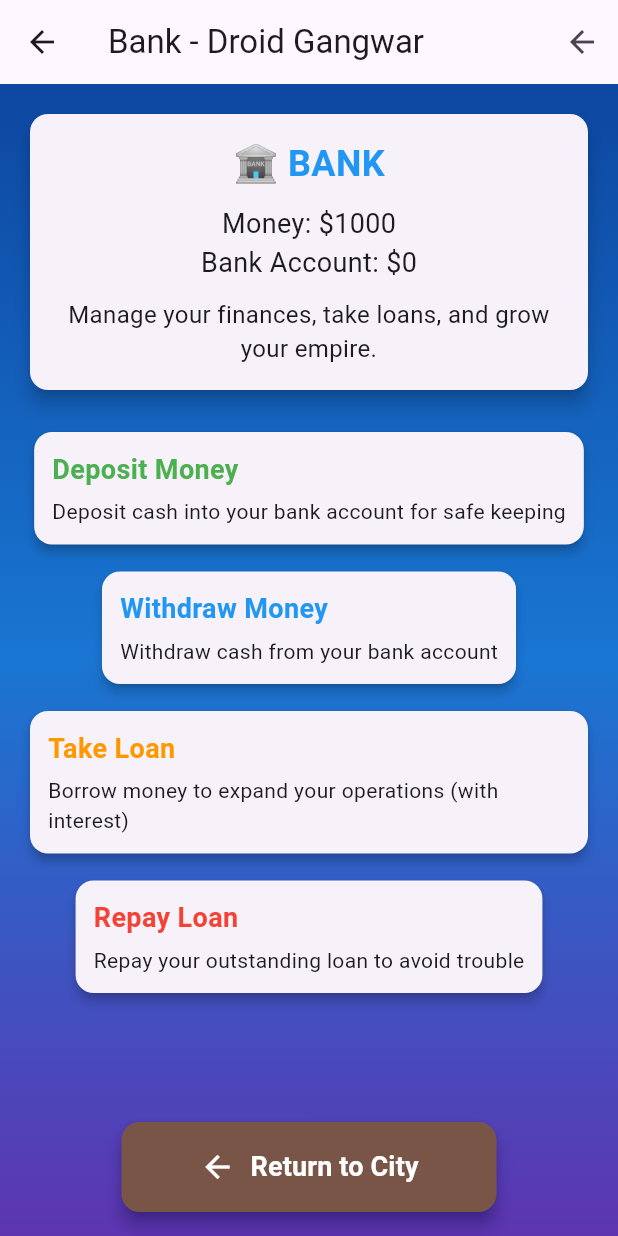
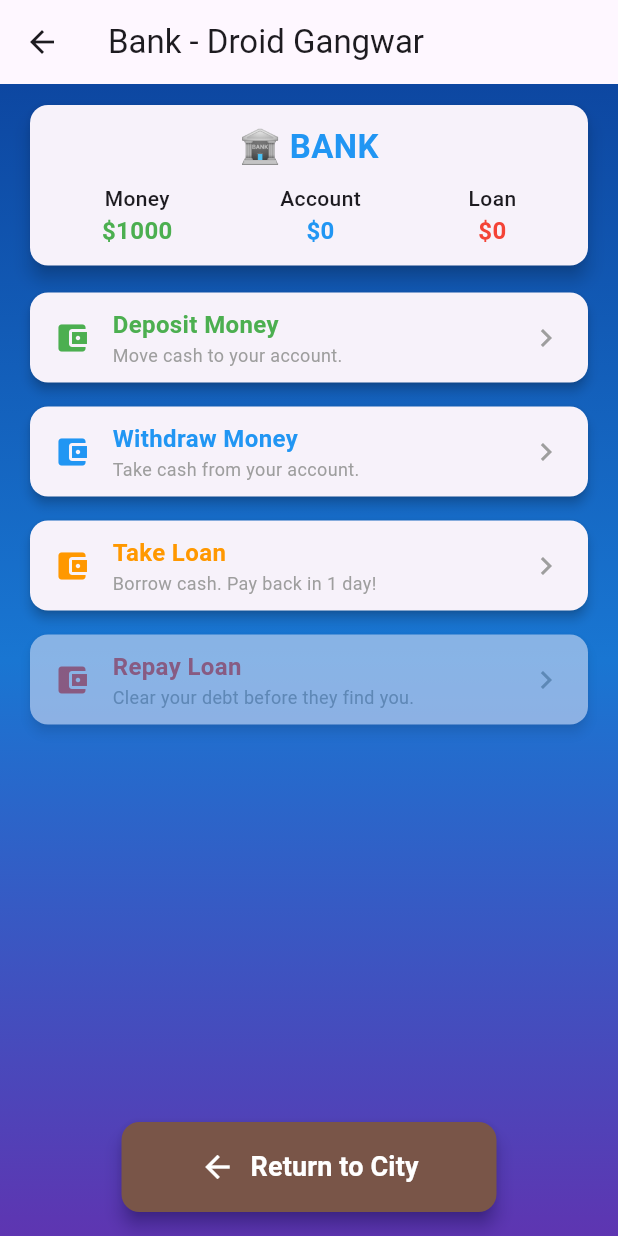
Before and after one commit to timotheuzi/flutter-gangwars, a Flutter app: the BankScreen screen opened directly, on a phone screen of 412 x 824 dp. Run offline on Flutter 3.47's test engine with Material 3 defaults, Android fonts, the phone set to English and light mode, and no system bars; our stand-ins replace shared_preferences; accounts and stored records are empty; Roboto replaces fonts that are missing (GameFont).

Commit message:
feat: overhaul combat mechanics and loan shark system
- **Combat System**: Implemented realistic weapon distribution where each gang member uses an available weapon from the inventory. Added multi-shot "automatic" fire logic for firearms and high-tier weapons like the `machine_gun` and `golden_gun`.
- **Loan Shark Mechanic**: Revised the debt system to include a 2-day grace period, after which players are hunted by "Loan Shark Enforcers." Increased encounter probability and scaled enforcer damage based on debt size.
- **Visuals & UI**:
    - Enhanced `FightAnimation` with a new particle system featuring gravity-affected blood and "gut" splatters.
    - Redesigned `BankScreen` for better readability with a stat summary and refined action cards.
    - Updated `MudFightScreen` to automatically scroll to the top during combat rounds.
- **Game Logic**: Added `loanDayTaken` to `GameState` for precise debt tracking. Refined ammo damage multipliers to only apply to firearms.
- **Bug Fixes**: Fixed a bug where NPCs could still be damaged after reaching 0 HP and corrected the member health threshold display in the UI.

```diff
--- a/lib/models/game_state.dart
+++ b/lib/models/game_state.dart
@@ -7,6 +7,7 @@ class GameState with ChangeNotifier {
   int money = 1000;
   int account = 0; // Bank account
   int loan = 0;
+  int loanDayTaken = 0;
   int members = 1; // Gang members
   int reputation = 0; // Gang reputation
   int squidies = 20; // Enemy gang members
@@ -61,6 +62,7 @@ class GameState with ChangeNotifier {
     this.money = 1000,
     this.account = 0,
     this.loan = 0,
+    this.loanDayTaken = 0,
     this.members = 1,
     this.reputation = 0,
     this.squidies = 20,
@@ -219,6 +221,7 @@ class GameState with ChangeNotifier {
         'money': money,
         'account': account,
         'loan': loan,
+        'loanDayTaken': loanDayTaken,
         'members': members,
         'reputation': reputation,
         'squidies': squidies,
@@ -257,6 +260,7 @@ class GameState with ChangeNotifier {
       money: json['money'] ?? 1000,
       account: json['account'] ?? 0,
       loan: json['loan'] ?? 0,
+      loanDayTaken: json['loanDayTaken'] ?? 0,
       members: json['members'] ?? 1,
       reputation: json['reputation'] ?? 0,
       squidies: json['squidies'] ?? 20,
--- a/lib/providers/game_provider.dart
+++ b/lib/providers/game_provider.dart
@@ -350,6 +350,7 @@ class GameProvider with ChangeNotifier {
       'Police Officers' => 10.0,
       'Squidie Hit Squad' => 25.0,
       'Squidie Army' => 50.0,
+      'Loan Shark Enforcer' => 200.0,
       _ => 15.0,
     };
   }
@@ -474,13 +475,19 @@ class GameProvider with ChangeNotifier {
     if (_gameState.steps >= _gameState.maxSteps) {
       _gameState.advanceDay();
       _gameMessage = 'A new day begins! Day ${_gameState.day}';
+
+      // Check for loan sharks at the start of a new day - now 2 days grace
+      if (_gameState.loan > 0 && (_gameState.day - _gameState.loanDayTaken) >= 2) {
+        _gameState.flags.hasAttractedLoanShark = true;
+      }
+
       return null;
     }
 
     // Check for loan shark encounter
     if (_gameState.loan > 0 &&
         _gameState.flags.hasAttractedLoanShark &&
-        Random().nextDouble() < 0.1) {
+        Random().nextDouble() < 0.2) { // Increased chance
       final msg = _handleLoanSharkEncounter();
       _gameMessage = msg;
       return null; // Combat started or debt paid
@@ -531,11 +538,10 @@ class GameProvider with ChangeNotifier {
     final repaymentAmount = (_gameState.loan * 1.5).toInt();
 
     if (_gameState.money >= repaymentAmount) {
-      _gameState.money -= repaymentAmount;
-      _gameState.loan = 0;
-      _gameState.flags.hasAttractedLoanShark = false;
-      saveGameState();
-      return 'You paid the loan shark enforcer. Debt cleared!';
+      // Automatic repayment if money is available? Or force combat?
+      // Requirement says "hunted down", so let's trigger combat.
+      startMudFight(200, 1, 'Loan Shark Enforcer', 'loan_shark_boss_fight');
+      return 'A Loan Shark Enforcer corners you! "You owe us \$${repaymentAmount}, punk!"';
     } else {
       // Start combat with loan shark enforcer
       startMudFight(200, 1, 'Loan Shark Enforcer', 'loan_shark_boss_fight');
@@ -555,14 +561,6 @@ class GameProvider with ChangeNotifier {
       switch (key) {
         case 'damage':
           if (option == 'Fight' || option == 'Challenge') {
-             // For fighting, we might want to start combat instead of just applying damage
-             // But for now, let's follow the data structure which seems to apply direct damage/rewards
-             // OR trigger combat if it's a "Fight" option specifically?
-             // Let's check RandomEventData. It returns "Fight" with "damage": 10.
-             // Maybe "damage" means player takes damage? Or deals damage?
-             // Assuming player takes damage in a quick scuffle or this is "Fight" result.
-
-             // However, to make it "proper combat", we should call startMudFight.
              if (option == 'Fight' || option == 'Challenge') {
                 final enemyName = event.title.replaceFirst('NPC Encounter: ', '');
                 startMudFight(100, 1, enemyName, event.id);
--- a/lib/screens/bank_screen.dart
+++ b/lib/screens/bank_screen.dart
@@ -14,12 +14,10 @@ class BankScreen extends StatelessWidget {
     return Scaffold(
       appBar: AppBar(
         title: const Text('Bank - Droid Gangwar'),
-        actions: [
-          IconButton(
+        leading: IconButton(
           icon: const Icon(Icons.arrow_back),
           onPressed: () => gameProvider.navigateToScreen('city'),
         ),
-        ],
       ),
       body: Container(
         decoration: BoxDecoration(
@@ -34,86 +32,94 @@ class BankScreen extends StatelessWidget {
           ),
         ),
         child: Padding(
-          padding: const EdgeInsets.all(16.0),
+          padding: const EdgeInsets.symmetric(horizontal: 16.0),
           child: Column(
             children: [
+              const SizedBox(height: 10),
               Card(
                 elevation: 5,
                 child: Padding(
-                  padding: const EdgeInsets.all(16.0),
+                  padding: const EdgeInsets.all(12.0),
                   child: Column(
                     children: [
                       const Text(
                         '🏦 BANK',
                         style: TextStyle(
-                          fontSize: 24,
+                          fontSize: 22,
                           fontWeight: FontWeight.bold,
                           color: Colors.blue,
                         ),
                       ),
-                      const SizedBox(height: 10),
+                      const SizedBox(height: 8),
+                      Row(
+                        mainAxisAlignment: MainAxisAlignment.spaceAround,
+                        children: [
+                          _buildStatItem('Money', '\$${gameState.money}', Colors.green),
+                          _buildStatItem('Account', '\$${gameState.account}', Colors.blue),
+                          _buildStatItem('Loan', '\$${gameState.loan}', Colors.red),
+                        ],
+                      ),
+                      if (gameState.loan > 0) ...[
+                        const SizedBox(height: 5),
                         Text(
-                        'Money: \$${gameState.money}',
-                        style: const TextStyle(fontSize: 18),
+                          'Loan Status: ${gameState.flags.hasAttractedLoanShark ? "HUNTED BY LOAN SHARKS" : "Due soon"}',
+                          style: TextStyle(
+                            color: gameState.flags.hasAttractedLoanShark ? Colors.red : Colors.orange,
+                            fontWeight: FontWeight.bold,
+                            fontSize: 12,
                           ),
-                      Text(
-                        'Bank Account: \$${gameState.account}',
-                        style: const TextStyle(fontSize: 18),
                         ),
-                      const SizedBox(height: 10),
-                      const Text(
-                        'Manage your finances, take loans, and grow your empire.',
-                        style: TextStyle(fontSize: 16),
-                        textAlign: TextAlign.center,
-                      ),
+                      ],
                     ],
                   ),
                 ),
               ),
-              const SizedBox(height: 20),
+              const SizedBox(height: 10),
               Expanded(
-                child: Column(
+                child: ListView(
                   children: [
                     _buildBankActionCard(
                       context,
                       'Deposit Money',
-                      'Deposit cash into your bank account for safe keeping',
+                      'Move cash to your account.',
                       Colors.green,
                       () => _showDepositDialog(context),
                     ),
-                    const SizedBox(height: 10),
+                    const SizedBox(height: 8),
                     _buildBankActionCard(
                       context,
                       'Withdraw Money',
-                      'Withdraw cash from your bank account',
+                      'Take cash from your account.',
                       Colors.blue,
                       () => _showWithdrawDialog(context),
                     ),
-                    const SizedBox(height: 10),
+                    const SizedBox(height: 8),
                     _buildBankActionCard(
                       context,
                       'Take Loan',
-                      'Borrow money to expand your operations (with interest)',
+                      'Borrow cash. Pay back in 1 day!',
                       Colors.orange,
                       () => _showLoanDialog(context),
                     ),
-                    const SizedBox(height: 10),
+                    const SizedBox(height: 8),
                     _buildBankActionCard(
                       context,
                       'Repay Loan',
-                      'Repay your outstanding loan to avoid trouble',
+                      'Clear your debt before they find you.',
                       Colors.red,
                       gameState.loan > 0 ? () => _showRepayDialog(context) : null,
                     ),
                   ],
                 ),
               ),
-              const SizedBox(height: 10),
-              GameButton(
+              Padding(
+                padding: const EdgeInsets.only(bottom: 16.0),
+                child: GameButton(
                   text: 'Return to City',
                   onPressed: () => gameProvider.navigateToScreen('city'),
                   icon: Icons.arrow_back,
                   backgroundColor: Colors.brown,
+                ),
               ),
             ],
           ),
@@ -122,30 +128,50 @@ class BankScreen extends StatelessWidget {
     );
   }
 
+  Widget _buildStatItem(String label, String value, Color color) {
+    return Column(
+      children: [
+        Text(label, style: const TextStyle(fontSize: 14, fontWeight: FontWeight.w500)),
+        Text(value, style: TextStyle(fontSize: 16, fontWeight: FontWeight.bold, color: color)),
+      ],
+    );
+  }
+
   Widget _buildBankActionCard(BuildContext context, String title, String description, Color color, VoidCallback? onPressed) {
-    return Card(
+    return Opacity(
+      opacity: onPressed == null ? 0.5 : 1.0,
+      child: Card(
         elevation: 3,
         child: InkWell(
           onTap: onPressed,
           child: Padding(
-          padding: const EdgeInsets.all(12.0),
+            padding: const EdgeInsets.symmetric(horizontal: 16.0, vertical: 10.0),
+            child: Row(
+              children: [
+                Icon(Icons.account_balance_wallet, color: color),
+                const SizedBox(width: 15),
+                Expanded(
                   child: Column(
                     crossAxisAlignment: CrossAxisAlignment.start,
                     children: [
                       Text(
                         title,
                         style: TextStyle(
-                  fontSize: 18,
+                          fontSize: 16,
                           fontWeight: FontWeight.bold,
                           color: color,
                         ),
                       ),
-              const SizedBox(height: 5),
                       Text(
                         description,
-                style: const TextStyle(fontSize: 14),
+                        style: const TextStyle(fontSize: 12, color: Colors.grey),
                       ),
                     ],
+                  ),
+                ),
+                const Icon(Icons.chevron_right, color: Colors.grey),
+              ],
+            ),
           ),
         ),
       ),
@@ -259,7 +285,7 @@ class BankScreen extends StatelessWidget {
         content: Column(
           mainAxisSize: MainAxisSize.min,
           children: [
-            const Text('Warning: Loans have high interest!'),
+            const Text('Warning: Loans must be repaid in 1 day or you will be hunted!'),
             const SizedBox(height: 10),
             TextField(
               controller: amountController,
@@ -282,11 +308,12 @@ class BankScreen extends StatelessWidget {
               if (amount > 0) {
                 gameProvider.gameState.money += amount;
                 gameProvider.gameState.loan += amount;
-                gameProvider.gameState.flags.hasAttractedLoanShark = true;
+                gameProvider.gameState.loanDayTaken = gameProvider.gameState.day;
+                gameProvider.gameState.flags.hasAttractedLoanShark = false;
                 gameProvider.saveGameState();
                 Navigator.pop(context);
                 ScaffoldMessenger.of(context).showSnackBar(
-                  SnackBar(content: Text('Took loan of \$${amount.toString()} - be careful!')),
+                  SnackBar(content: Text('Took loan of \$${amount.toString()} - repay it FAST!')),
                 );
               }
             },
@@ -332,6 +359,7 @@ class BankScreen extends StatelessWidget {
                 gameProvider.gameState.money -= amount;
                 gameProvider.gameState.loan -= amount;
                 if (gameProvider.gameState.loan <= 0) {
+                  gameProvider.gameState.loan = 0;
                   gameProvider.gameState.flags.hasAttractedLoanShark = false;
                 }
                 gameProvider.saveGameState();
```
Also changed, not shown: lib/models/combat_system.dart (+114 -15 lines), lib/screens/mud_fight_screen.dart (+20 -1 lines), lib/widgets/fight_animation.dart (+113 -44 lines). Lines whose indentation alone changed are shown as unchanged.
